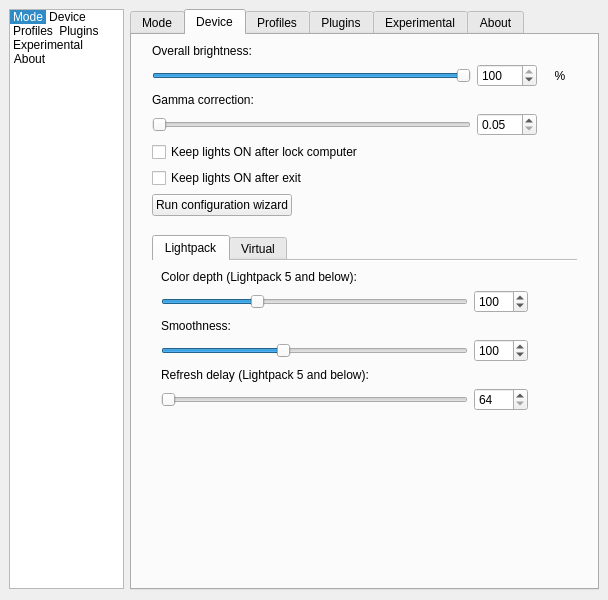
Above: Software/src/SettingsWindow.ui from woodenshark/Lightpack before the change. Below: the same form after it.
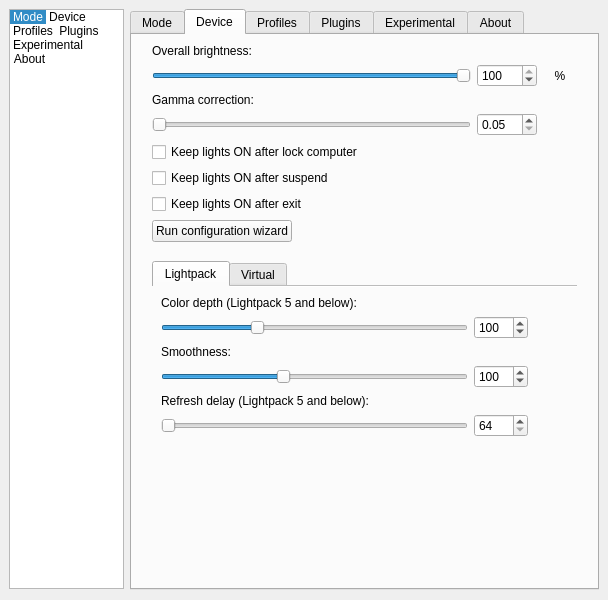
That is the form after the change. The open tabs and pages were chosen to show the change. Icons and pictures are not drawn. Custom widgets are drawn as their Qt base class.

Commit message: Add option to keep lights on after suspend, default after exit to false

Diff of the .ui file:
```diff
--- a/Software/src/SettingsWindow.ui
+++ b/Software/src/SettingsWindow.ui
@@ -1444,6 +1444,13 @@
           </property>
          </widget>
         </item>
+        <item row="6" column="0">
+         <widget class="QCheckBox" name="checkBox_KeepLightsOnAfterSuspend">
+          <property name="text">
+           <string>Keep lights ON after suspend</string>
+          </property>
+         </widget>
+        </item>
        </layout>
       </widget>
       <widget class="QWidget" name="tabProfiles">
```
Left out of the diff: 2 changed lines with no effect on the pictures. The commit also changes 8 other files.
